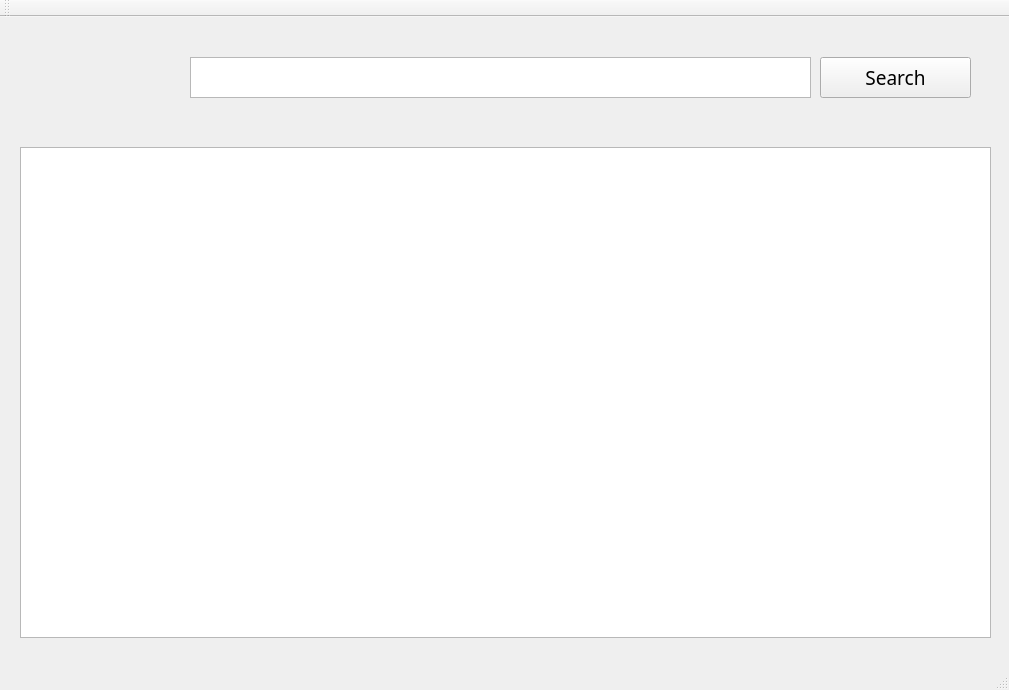
Before: the Qt Designer form BookManagement/QT_example/mainwindow.ui in yewl1110/opensourceSW, drawn with Qt 5.
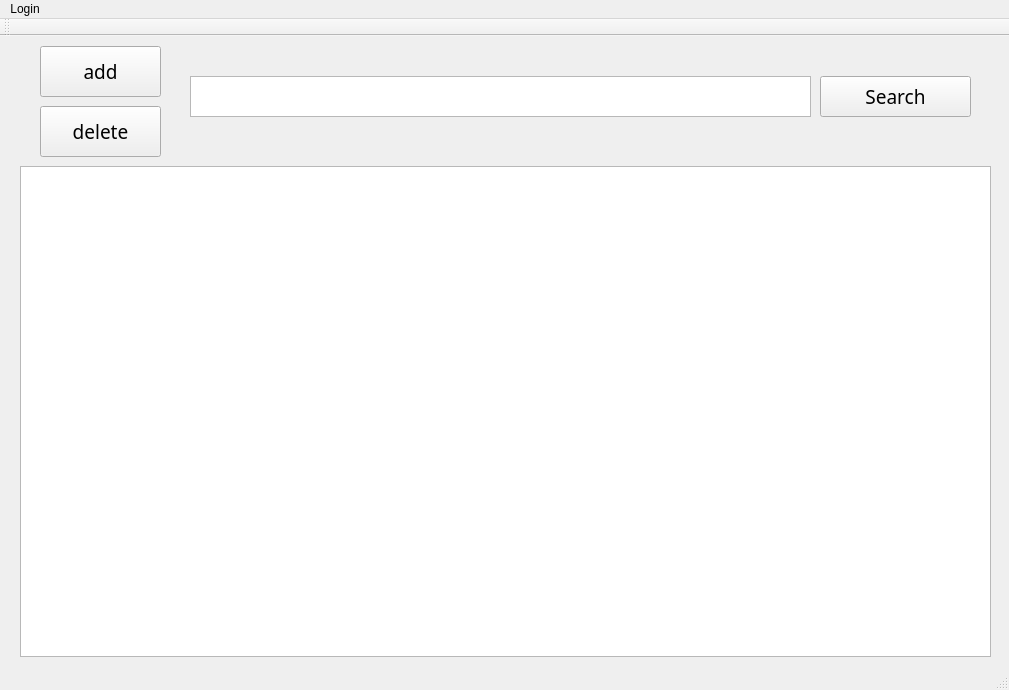
After: the same form once the commit is applied.

Patch:
```diff
--- a/BookManagement/QT_example/mainwindow.ui
+++ b/BookManagement/QT_example/mainwindow.ui
@@ -77,6 +77,44 @@
      <bool>true</bool>
     </property>
    </widget>
+   <widget class="QPushButton" name="pushButton_2">
+    <property name="geometry">
+     <rect>
+      <x>40</x>
+      <y>10</y>
+      <width>121</width>
+      <height>51</height>
+     </rect>
+    </property>
+    <property name="font">
+     <font>
+      <family>Arial Unicode MS</family>
+      <pointsize>14</pointsize>
+     </font>
+    </property>
+    <property name="text">
+     <string>add</string>
+    </property>
+   </widget>
+   <widget class="QPushButton" name="pushButton_3">
+    <property name="geometry">
+     <rect>
+      <x>40</x>
+      <y>70</y>
+      <width>121</width>
+      <height>51</height>
+     </rect>
+    </property>
+    <property name="font">
+     <font>
+      <family>Arial Unicode MS</family>
+      <pointsize>14</pointsize>
+     </font>
+    </property>
+    <property name="text">
+     <string>delete</string>
+    </property>
+   </widget>
   </widget>
   <widget class="QMenuBar" name="menuBar">
    <property name="geometry">
@@ -87,6 +125,12 @@
      <height>25</height>
     </rect>
    </property>
+   <widget class="QMenu" name="menuLogin">
+    <property name="title">
+     <string>Login</string>
+    </property>
+   </widget>
+   <addaction name="menuLogin"/>
   </widget>
   <widget class="QToolBar" name="mainToolBar">
    <attribute name="toolBarArea">
```
